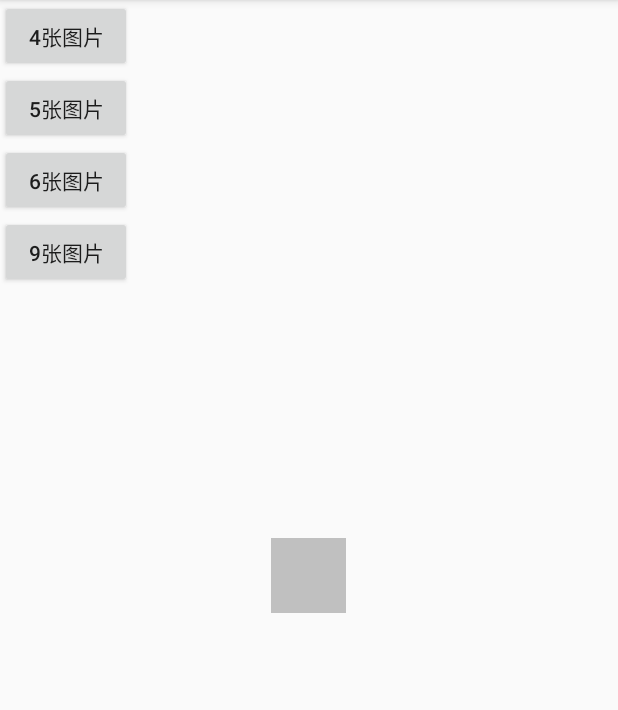
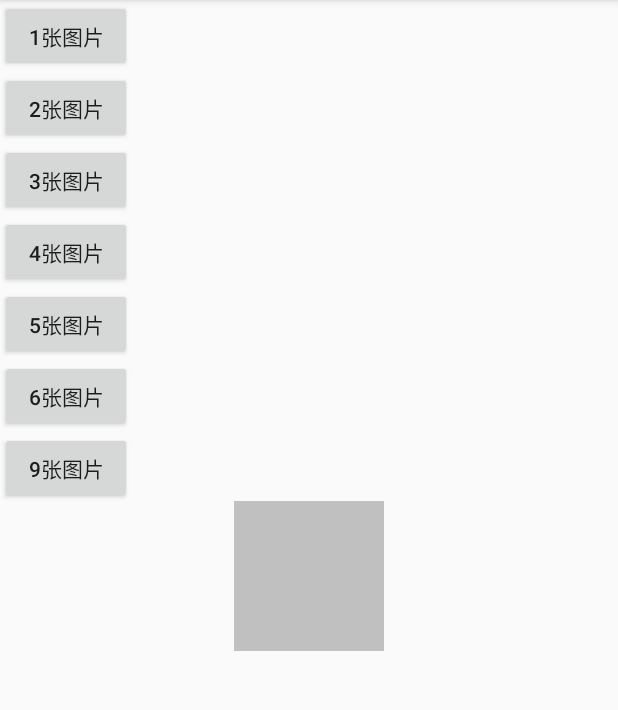
Before and after one commit to allen218/MultiPicImageView, an Android app: the screen it shows after launch (MainActivity), on a phone screen of 412 x 824 dp, the part 84-794 px from its top. Run offline under Robolectric (Android 15) with nearby library versions, the phone set to English and light mode, and no system bars; our stand-ins replace ButterKnife; libraries missing offline, so code that uses them is left out: com.jakewharton.rxbinding; 7 statements that could not run were skipped.

Commit message:
主体功能完成

```diff
--- a/app/src/main/java/com/example/mac/multipicimageview/MainActivity.java
+++ b/app/src/main/java/com/example/mac/multipicimageview/MainActivity.java
@@ -3,7 +3,6 @@ package com.example.mac.multipicimageview;
 import android.graphics.Bitmap;
 import android.graphics.BitmapFactory;
 import android.os.Bundle;
-import android.support.annotation.NonNull;
 import android.support.v7.app.AppCompatActivity;
 import android.widget.Button;
 
@@ -18,6 +17,15 @@ import butterknife.ButterKnife;
 public class MainActivity extends AppCompatActivity {
     private MultiPicImageView mPic;
 
+    @Bind(R.id.one_btn)
+    Button one_btn;
+
+    @Bind(R.id.two_btn)
+    Button two_btn;
+
+    @Bind(R.id.three_btn)
+    Button three_btn;
+
     @Bind(R.id.four_btn)
     Button four_btn;
 
@@ -29,6 +37,7 @@ public class MainActivity extends AppCompatActivity {
 
     @Bind(R.id.nine_btn)
     Button nine_btn;
+
 
     private List<Bitmap> mBitmapList;
 
@@ -51,10 +60,40 @@ public class MainActivity extends AppCompatActivity {
     }
 
     private void initRxBinding() {
+        RxView.clicks(one_btn).subscribe(this::clickOneBtn);
+        RxView.clicks(two_btn).subscribe(this::clickTwoBtn);
+        RxView.clicks(three_btn).subscribe(this::clickThreeBtn);
         RxView.clicks(four_btn).subscribe(this::clickFourBtn);
         RxView.clicks(five_btn).subscribe(this::clickFiveBtn);
         RxView.clicks(six_btn).subscribe(this::clickSixBtn);
         RxView.clicks(nine_btn).subscribe(this::clickNineBtn);
+    }
+
+    /**
+     * 点击1张图片
+     *
+     * @param oVoid
+     */
+    private void clickOneBtn(Void oVoid) {
+        createShowData(1);
+    }
+
+    /**
+     * 点击2张图片
+     *
+     * @param oVoid
+     */
+    private void clickTwoBtn(Void oVoid) {
+        createShowData(2);
+    }
+
+    /**
+     * 点击3张图片
+     *
+     * @param oVoid
+     */
+    private void clickThreeBtn(Void oVoid) {
+        createShowData(3);
     }
 
     /**
@@ -105,12 +144,11 @@ public class MainActivity extends AppCompatActivity {
     private void createShowData(int num) {
         if (mBitmapList == null) {
             mBitmapList = new ArrayList<>();
+        }
+        if (mBitmapList.size() > num) {
+            removeListData(mBitmapList, num);
         } else {
-            if (mBitmapList.size() > num) {
-                removeListData(mBitmapList, num);
-            } else {
-                addListData(mBitmapList, num);
-            }
+            addListData(mBitmapList, num);
         }
         mPic.addImg(mBitmapList);
     }
@@ -141,41 +179,4 @@ public class MainActivity extends AppCompatActivity {
             mBitmapList.add(BitmapFactory.decodeResource(getResources(), R.drawable.a2));
         }
     }
-
-    @Override
-    protected void onResume() {
-        super.onResume();
-        initData();
-    }
-
-    private void initData() {
-        /*final List<Bitmap> mData = createData();
-        new Thread(new Runnable() {
-            @Override
-            public void run() {
-                try {
-                    Thread.sleep(2000);
-                } catch (InterruptedException e) {
-                    e.printStackTrace();
-                }
-                mPic.addImg(mData);
-
-            }
-        }).start();*/
-    }
-
-    @NonNull
-    private List<Bitmap> createData() {
-        final List<Bitmap> mData = new ArrayList<>();
-        mData.add(BitmapFactory.decodeResource(getResources(), R.drawable.a2));
-        mData.add(BitmapFactory.decodeResource(getResources(), R.drawable.a3));
-        mData.add(BitmapFactory.decodeResource(getResources(), R.drawable.a4));
-        mData.add(BitmapFactory.decodeResource(getResources(), R.drawable.a5));
-//        mData.add(BitmapFactory.decodeResource(getResources(), R.drawable.a6));
-//        mData.add(BitmapFactory.decodeResource(getResources(), R.drawable.a7));
-//        mData.add(BitmapFactory.decodeResource(getResources(), R.drawable.a8));
-//        mData.add(BitmapFactory.decodeResource(getResources(), R.drawable.a9));
-//        mData.add(BitmapFactory.decodeResource(getResources(), R.drawable.a10));
-        return mData;
-    }
 }
--- a/app/src/main/res/layout/activity_main.xml
+++ b/app/src/main/res/layout/activity_main.xml
@@ -6,15 +6,37 @@
 
     <com.example.mac.multipicimageview.MultiPicImageView
         android:id="@+id/iv"
-        android:layout_width="50dp"
-        android:layout_height="50dp"
+        android:layout_width="100dp"
+        android:layout_height="100dp"
         android:layout_centerInParent="true"
         android:background="#c0c0c0" />
+
+    <Button
+        android:id="@+id/one_btn"
+        android:layout_width="wrap_content"
+        android:layout_height="wrap_content"
+        android:text="1张图片" />
+
+    <Button
+        android:id="@+id/two_btn"
+        android:layout_width="wrap_content"
+        android:layout_height="wrap_content"
+        android:layout_below="@+id/one_btn"
+        android:text="2张图片" />
+
+    <Button
+
+        android:id="@+id/three_btn"
+        android:layout_width="wrap_content"
+        android:layout_height="wrap_content"
+        android:layout_below="@+id/two_btn"
+        android:text="3张图片" />
 
     <Button
         android:id="@+id/four_btn"
         android:layout_width="wrap_content"
         android:layout_height="wrap_content"
+        android:layout_below="@+id/three_btn"
         android:text="4张图片" />
 
     <Button
```
Also changed, not shown: app/src/main/java/com/example/mac/multipicimageview/MultiPicImageView.java (+50 -19 lines).
